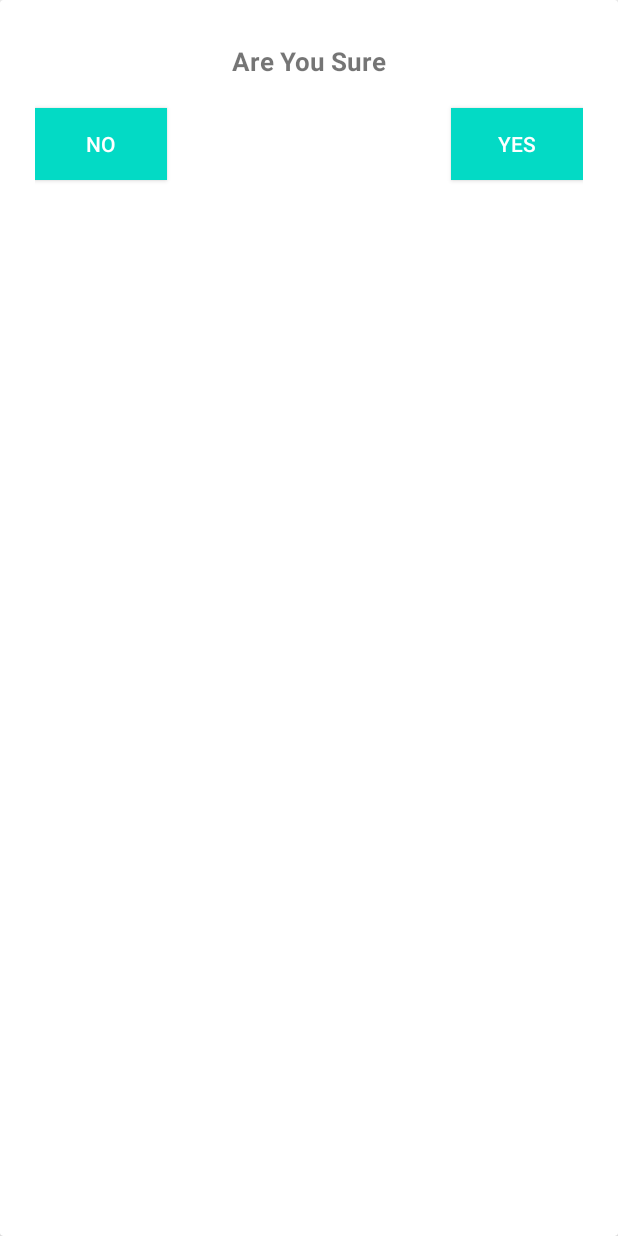
After one commit to raymond2012/imageanalyze, an Android app: the layout confirmation_dialog.xml on its own in the app's theme, with its tools: preview values and no code run, on a phone screen of 412 x 824 dp. The commit adds this screen. Run offline under Robolectric (Android 15) with nearby library versions, the phone set to English and light mode, and no system bars.

Commit message:
Add delete button on the image list

```diff
--- /dev/null
+++ b/app/src/main/res/layout/confirmation_dialog.xml
@@ -0,0 +1,49 @@
+<?xml version="1.0" encoding="utf-8"?>
+<LinearLayout xmlns:android="http://schemas.android.com/apk/res/android"
+    android:orientation="vertical" android:layout_width="match_parent"
+    android:layout_height="match_parent">
+
+    <androidx.cardview.widget.CardView
+        android:layout_width="match_parent"
+        android:layout_height="match_parent">
+
+        <RelativeLayout
+            android:padding="23dp"
+            android:layout_width="match_parent"
+            android:layout_height="match_parent">
+
+            <TextView
+                android:id="@+id/textAlert"
+                android:text="@string/sure_text"
+                android:layout_centerHorizontal="true"
+                android:paddingTop="5dp"
+                android:textSize="17sp"
+                android:textStyle="bold"
+                android:layout_width="wrap_content"
+                android:layout_height="wrap_content"/>
+
+            <Button
+                android:id="@+id/noButton"
+                android:background="@color/colorAccent"
+                android:layout_marginTop="19dp"
+                android:text="@string/no"
+                android:textColor="@android:color/white"
+                android:layout_below="@+id/textAlert"
+                android:layout_width="wrap_content"
+                android:layout_height="wrap_content"/>
+
+            <Button
+                android:id="@+id/yesButton"
+                android:background="@color/colorAccent"
+                android:layout_alignParentRight="true"
+                android:layout_marginTop="19dp"
+                android:text="@string/yes"
+                android:textColor="@android:color/white"
+                android:layout_alignBottom="@+id/noButton"
+                android:layout_width="wrap_content"
+                android:layout_height="wrap_content"/>
+
+        </RelativeLayout>
+
+    </androidx.cardview.widget.CardView>
+</LinearLayout>
--- a/app/src/main/res/values/strings.xml
+++ b/app/src/main/res/values/strings.xml
@@ -6,4 +6,7 @@
     <string name="total_area">Total Area</string>
     <string name="average_size">Average Size</string>
     <string name="area_percentage">Area %</string>
+    <string name="sure_text">Are You Sure</string>
+    <string name="no">No</string>
+    <string name="yes">Yes</string>
 </resources>
```
Also changed, not shown: app/src/main/java/com/raymond/imageanalayze/Activities/MainActivity.java (+20 -23 lines), app/src/main/java/com/raymond/imageanalayze/Data/DatabaseHandler.java (+8 -0 lines), app/src/main/java/com/raymond/imageanalayze/Data/SqliteExporter.java (deleted, +0 -115 lines), app/src/main/java/com/raymond/imageanalayze/UI/RecyclerViewAdapter.java (+84 -17 lines), app/src/main/res/layout/layout_list_item.xml (+8 -2 lines).
